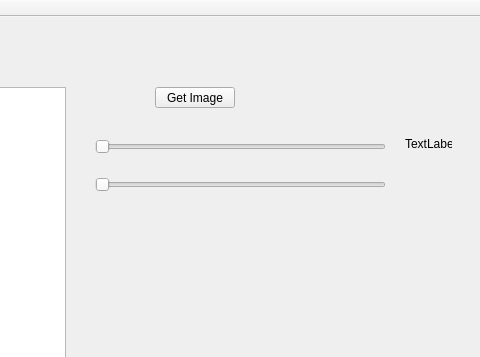
The window that mainwindow.ui (SemVan/QCameraTool) describes before a commit, drawn with Qt 5; both pictures show x 625 to 1105 and y 0 to 357 of the 1285 by 637 pixel window.
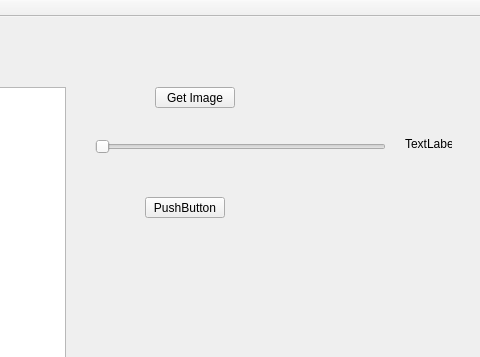
The same window after the commit.

Patch:
```diff
--- a/mainwindow.ui
+++ b/mainwindow.ui
@@ -63,17 +63,17 @@
      <string>TextLabel</string>
     </property>
    </widget>
-   <widget class="QSlider" name="horizontalSlider_2">
+   <widget class="QPushButton" name="pushButton_2">
     <property name="geometry">
      <rect>
-      <x>720</x>
-      <y>160</y>
-      <width>291</width>
-      <height>16</height>
+      <x>770</x>
+      <y>180</y>
+      <width>80</width>
+      <height>21</height>
      </rect>
     </property>
-    <property name="orientation">
-     <enum>Qt::Horizontal</enum>
+    <property name="text">
+     <string>PushButton</string>
     </property>
    </widget>
   </widget>
```
